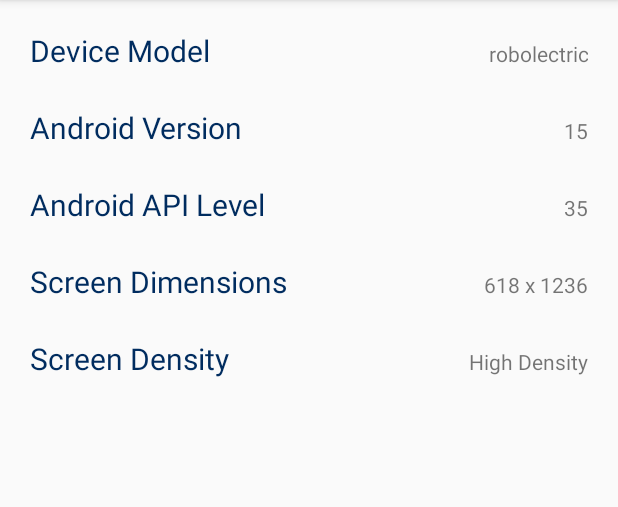
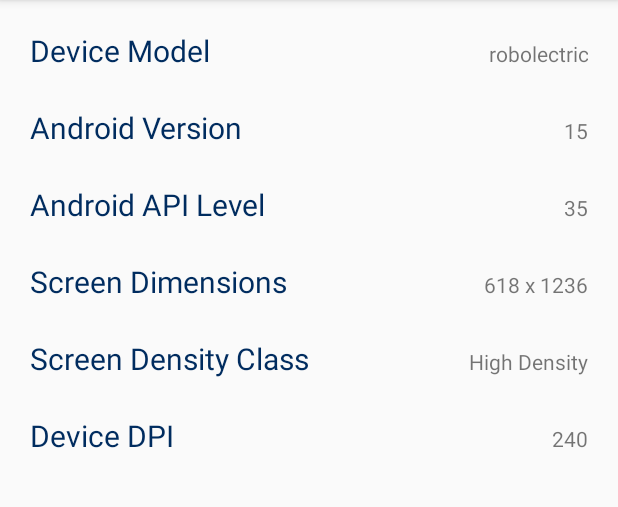
Before and after one commit to dimagi/commcare-developer-toolkit, an Android app: the DeviceInfoActivity screen opened directly, with no data from a screen before it, on a phone screen of 412 x 824 dp, the part 84-591 px from its top. Run offline under Robolectric (Android 15) with nearby library versions, the phone set to English and light mode, and no system bars.

Commit message:
add dpi numeric value to device info

```diff
--- a/app/src/main/java/dalvik/commcare/org/commcaredevelopertoolkit/activities/DeviceInfoActivity.java
+++ b/app/src/main/java/dalvik/commcare/org/commcaredevelopertoolkit/activities/DeviceInfoActivity.java
@@ -35,8 +35,11 @@ public class DeviceInfoActivity extends AppCompatActivity {
         TextView screenDimens = (TextView) findViewById(R.id.screen_dimensions_value);
         screenDimens.setText(metrics.widthPixels + " x " + metrics.heightPixels);
 
-        TextView density = (TextView) findViewById(R.id.density_value);
-        density.setText(getDensityString(metrics.densityDpi));
+        TextView densityClass = (TextView) findViewById(R.id.density_class_value);
+        densityClass.setText(getDensityString(metrics.densityDpi));
+
+        TextView deviceDpi = (TextView) findViewById(R.id.dpi_value);
+        deviceDpi.setText("" + metrics.densityDpi);
     }
 
     private static String getDensityString(int densityInt) {
--- a/app/src/main/res/layout/device_info_layout.xml
+++ b/app/src/main/res/layout/device_info_layout.xml
@@ -51,10 +51,19 @@
         <TableRow style="@style/DeviceInfoRow">
             <TextView
                 style="@style/DeviceInfoTitle"
-                android:text="@string/density_label" />
+                android:text="@string/density_class_label" />
             <TextView
                 style="@style/DeviceInfoValue"
-                android:id="@+id/density_value" />
+                android:id="@+id/density_class_value" />
+        </TableRow>
+
+        <TableRow style="@style/DeviceInfoRow">
+            <TextView
+                style="@style/DeviceInfoTitle"
+                android:text="@string/dpi_numeric_label" />
+            <TextView
+                style="@style/DeviceInfoValue"
+                android:id="@+id/dpi_value" />
         </TableRow>
 
     </TableLayout>
--- a/app/src/main/res/values/strings.xml
+++ b/app/src/main/res/values/strings.xml
@@ -16,7 +16,8 @@
     <string name="android_version_label">Android Version</string>
     <string name="api_level_label">Android API Level</string>
     <string name="screen_dimensions_label">Screen Dimensions</string>
-    <string name="density_label">Screen Density</string>
+    <string name="density_class_label">Screen Density Class</string>
+    <string name="dpi_numeric_label">Device DPI</string>
     <string name="more_coming_string">More utilities will be available soon! Check back for updates.</string>
     <string name="acknowledgements_title">Acknowledgements</string>
     <string name="acknowledgements">
```
